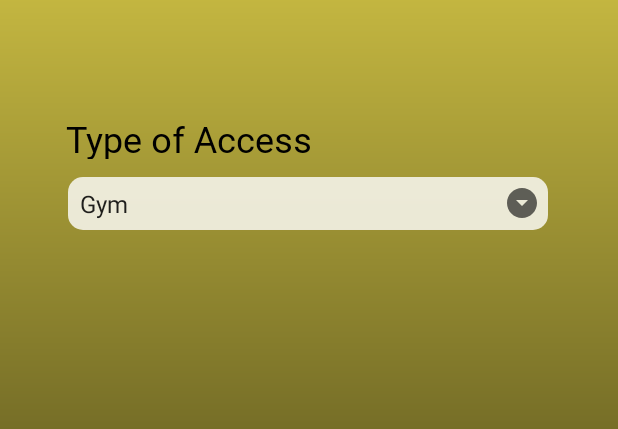
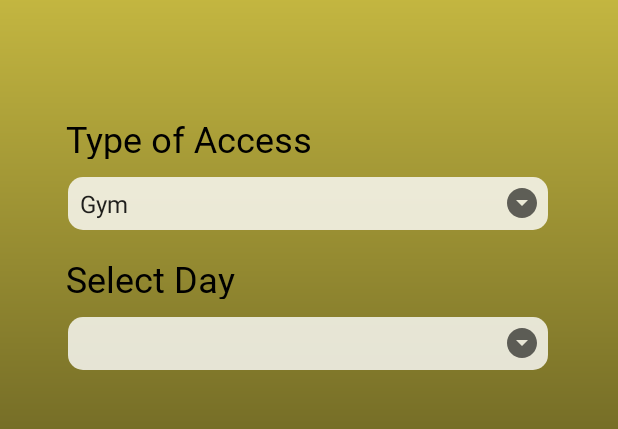
Before and after one commit to HassounHadi/FitPal, an Android app: the screen it shows after launch (Home), on a phone screen of 412 x 824 dp, the part 146-575 px from its top. Run offline under Robolectric (Android 15) with nearby library versions, the light colour scheme and no system bars.

Commit message:
Page-4 Spinner-2 Initializing

```diff
--- a/FrontEnd/app/src/main/res/layout/reserve.xml
+++ b/FrontEnd/app/src/main/res/layout/reserve.xml
@@ -49,5 +49,38 @@
         android:layout_marginTop="5dp"
         android:layout_marginRight="5dp"/>
 
+    <TextView
+        android:id="@+id/day_text"
+        android:layout_width="200dp"
+        android:layout_height="30dp"
+        android:text="Select Day"
+        android:textSize="24dp"
+        android:textColor="@color/black"
+        android:fontFamily="@font/seoulnamsan"
+        app:layout_constraintStart_toStartOf="parent"
+        app:layout_constraintTop_toBottomOf="@id/spinner_access"
+        android:layout_marginTop="16dp"
+        android:layout_marginStart="44dp" />
+
+    <Spinner
+        android:id="@+id/spinner_day"
+        android:layout_width="320dp"
+        android:layout_height="35dp"
+        android:layout_marginTop="12dp"
+        app:layout_constraintEnd_toEndOf="parent"
+        app:layout_constraintHorizontal_bias="0.494"
+        app:layout_constraintStart_toStartOf="parent"
+        app:layout_constraintTop_toBottomOf="@+id/day_text"
+        android:background="@drawable/rectangle_4"/>
+
+    <ImageView
+        android:layout_width="wrap_content"
+        android:layout_height="wrap_content"
+        android:src="@drawable/ic_baseline_arrow_drop_down_circle_24"
+        app:layout_constraintEnd_toEndOf="@id/spinner_day"
+        app:layout_constraintTop_toTopOf="@id/spinner_day"
+        android:layout_marginTop="5dp"
+        android:layout_marginRight="5dp"/>
+
 
 </androidx.constraintlayout.widget.ConstraintLayout>
```
